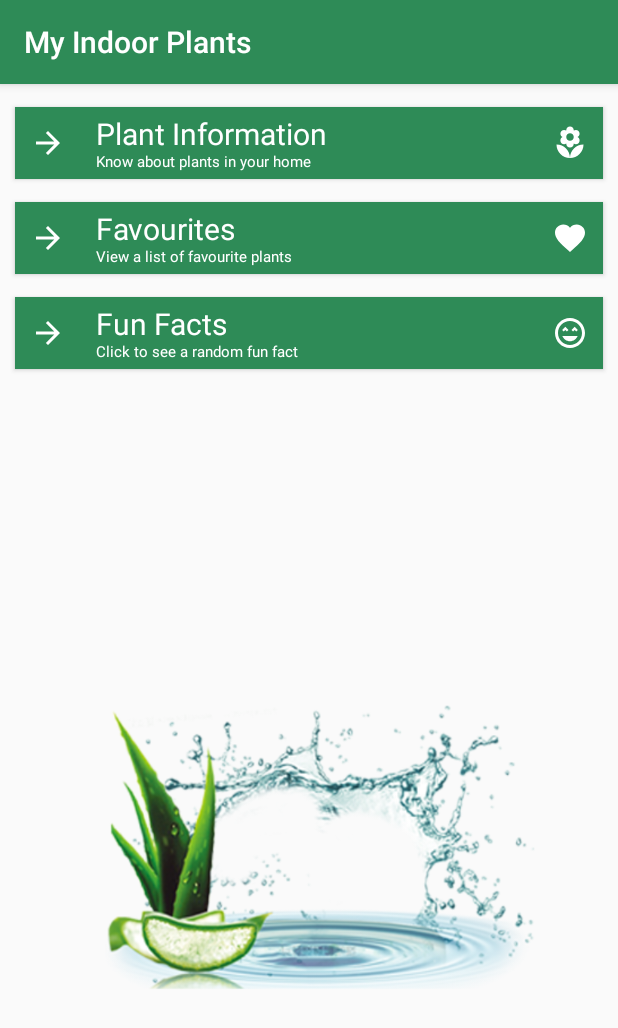
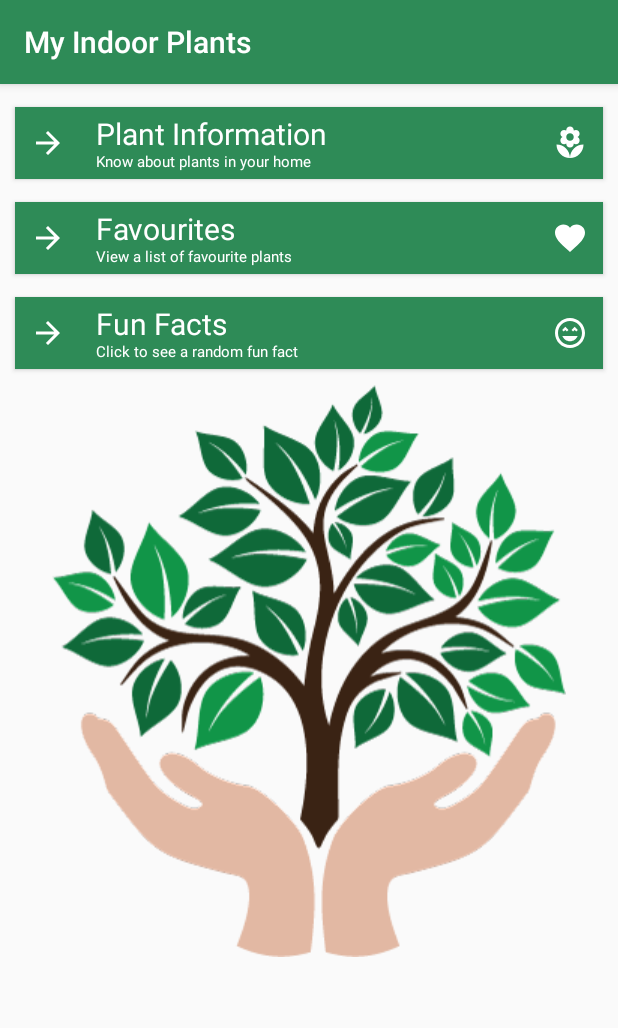
Before and after one commit to Beadsley/Plantcare-android-application, an Android app: the screen it shows after launch (MainActivity), on a phone screen of 412 x 824 dp. Shown: the top 1028 px of the screen. Run offline under Robolectric (Android 15) with nearby library versions, the phone set to English and light mode, and no system bars.

Commit message:
image added to MainMenu -image of a hand with a plant

```diff
--- a/app/src/main/res/layout/activity_main.xml
+++ b/app/src/main/res/layout/activity_main.xml
@@ -67,6 +67,7 @@
     <ImageView
         android:layout_width="wrap_content"
         android:layout_height="wrap_content"
-        android:scaleType="fitEnd"
-        android:src="@drawable/image_logo" />
+        android:layout_marginTop="10dp"
+        android:layout_gravity="center"
+        android:src="@drawable/image_hand_with_plant" />
 </LinearLayout>
```
Also changed, not shown: app/src/main/res/drawable/image_hand_with_plant.png (added).
